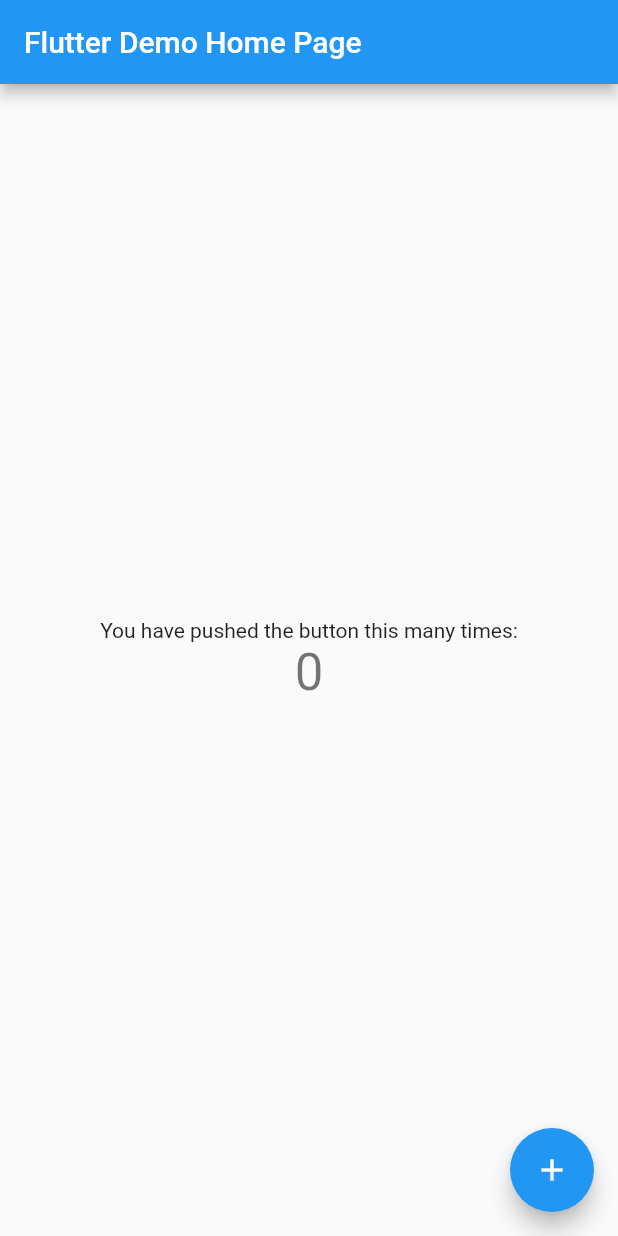
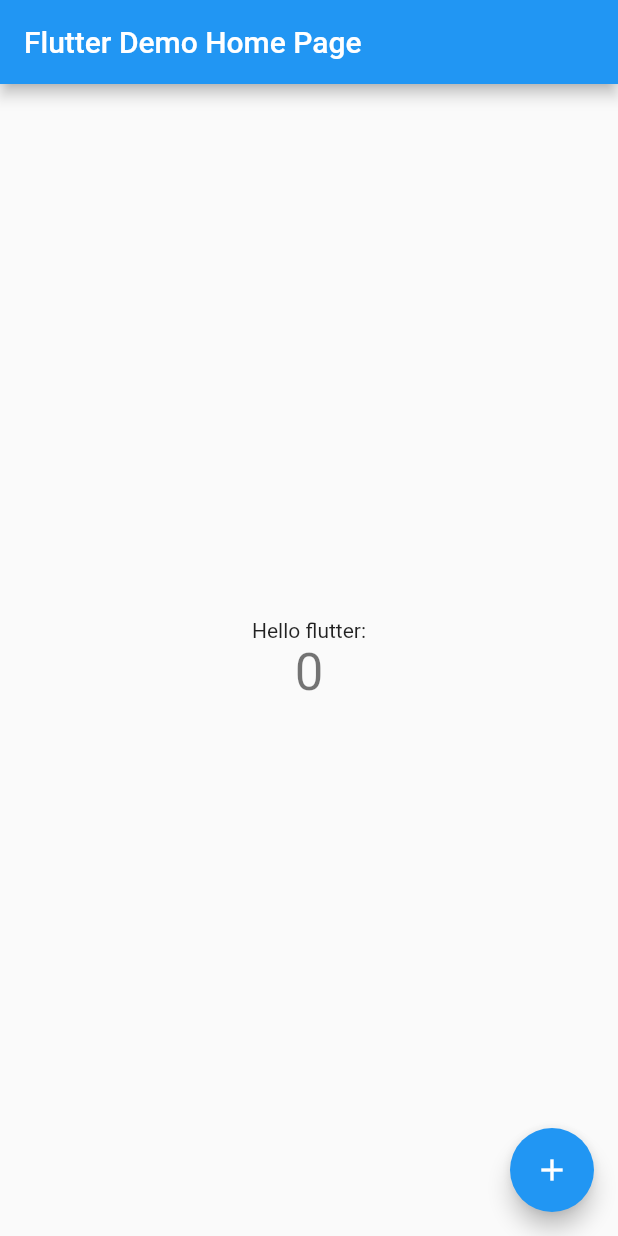
Before and after one commit to python-benedict/food-delivery-app-, a Flutter app: the screen it shows after launch, on a phone screen of 412 x 824 dp. Run offline on Flutter 3.47's test engine with Material 2 defaults, Android fonts, the phone set to English and light mode, and no system bars.

Commit message:
made changes

```diff
--- a/food_ordering_app/lib/main.dart
+++ b/food_ordering_app/lib/main.dart
@@ -96,7 +96,7 @@ class _MyHomePageState extends State<MyHomePage> {
           mainAxisAlignment: MainAxisAlignment.center,
           children: <Widget>[
             const Text(
-              'You have pushed the button this many times:',
+              'Hello flutter:',
             ),
             Text(
               '$_counter',
```
